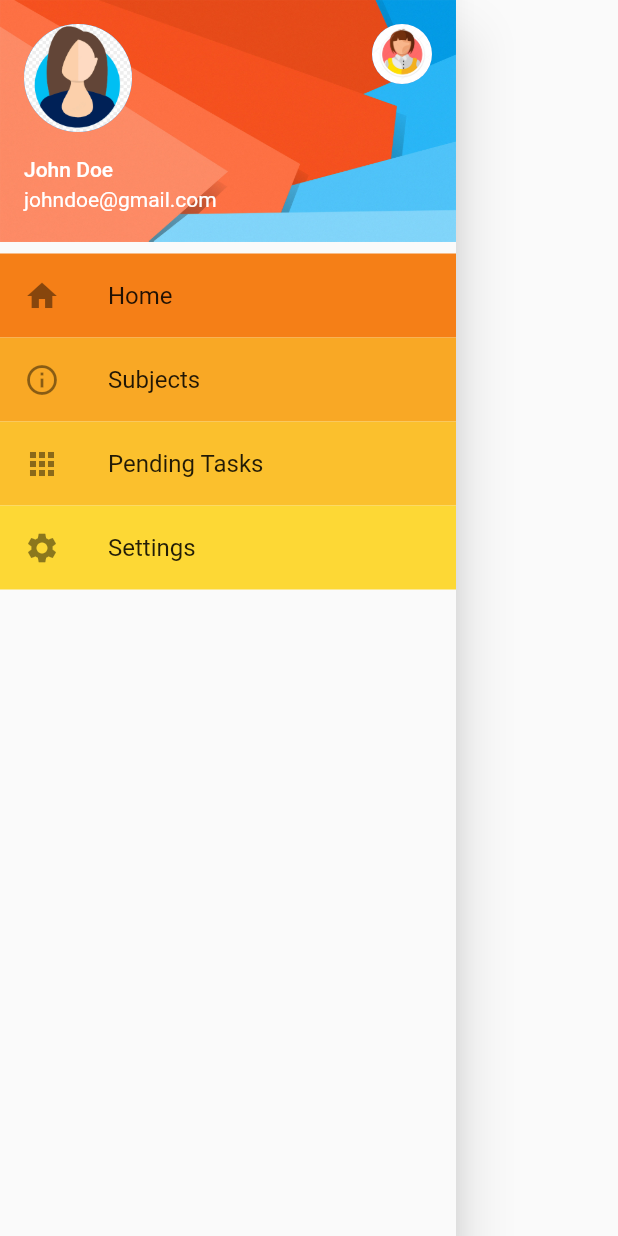
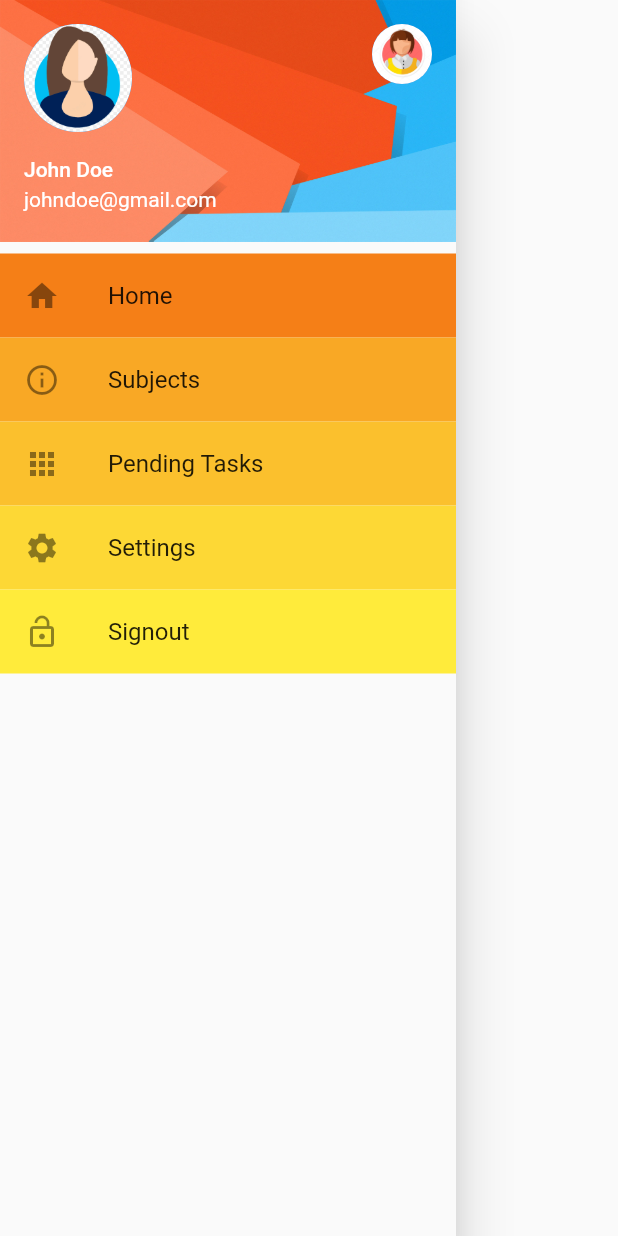
Before and after one commit to nityanandagohain/in-time, a Flutter app: what drawerLeft() shows on an empty page, opened directly, on a phone screen of 412 x 824 dp. Run offline on Flutter 3.47's test engine with Material 2 defaults, Android fonts, the phone set to English and light mode, and no system bars; our stand-ins replace cloud_firestore, firebase_auth, fluttertoast, google_sign_in; accounts and stored records are empty; network calls fail.

Commit message:
Log Out from Drawer

```diff
--- a/lib/screens/drawer.dart
+++ b/lib/screens/drawer.dart
@@ -1,4 +1,5 @@
 import 'package:flutter/material.dart';
+import 'package:firebase_auth/firebase_auth.dart';
 
 Widget drawerLeft(BuildContext context) {
     return Drawer (
@@ -73,6 +74,22 @@ Widget drawerLeft(BuildContext context) {
             leading: Icon(Icons.settings),
           ),
           ),
+          new Container(
+          color: Colors.yellow[500],
+          child :ListTile(
+            title: Text('Signout'),
+            onTap: () {
+              FirebaseAuth.instance.signOut().then((value){
+                          Navigator.of(context).pushReplacementNamed('landingpage');
+                        })
+                        .catchError((e){
+                          print(e);
+                        });
+              Navigator.pop(context);
+            },
+            leading: Icon(Icons.lock_open),
+          ),
+          ),
         ],
       ),
     );
```
Also changed, not shown: lib/screens/homePage.dart (+0 -21 lines).
